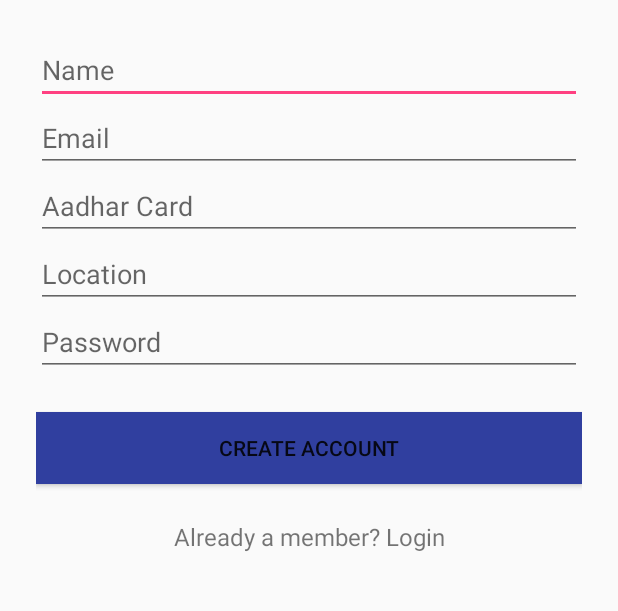
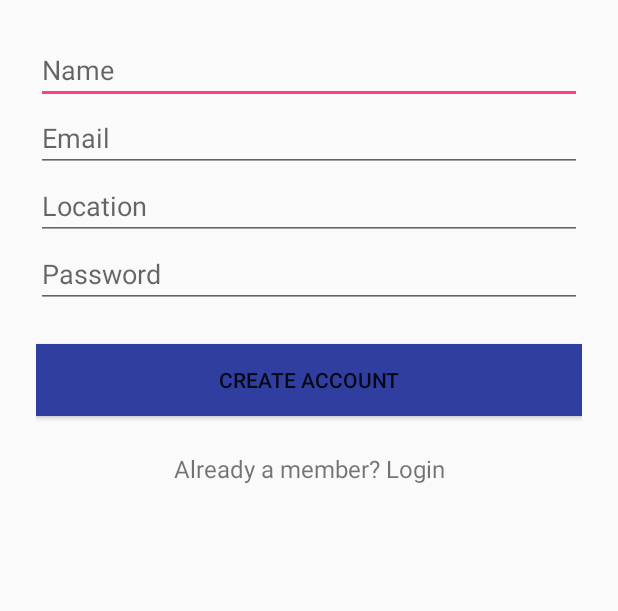
Before and after one commit to Mumbai2017/team-12, an Android app: the DonorActivity screen opened directly, with no data from a screen before it, on a phone screen of 412 x 824 dp, the part 276-887 px from its top. Run offline under Robolectric (Android 15) with nearby library versions, the phone set to English and light mode, and no system bars.

Commit message:
donor updated

```diff
--- a/MakeAWish/app/src/main/res/layout/activity_donor.xml
+++ b/MakeAWish/app/src/main/res/layout/activity_donor.xml
@@ -39,12 +39,12 @@
             />
 
 
-        <EditText android:id="@+id/input_aadhar"
+    <!--    <EditText android:id="@+id/input_aadhar"
             android:layout_width="match_parent"
             android:layout_height="wrap_content"
             android:inputType="textEmailAddress"
             android:hint="Aadhar Card"
-            />
+            />-->
 
         <EditText android:id="@+id/input_city"
             android:layout_width="match_parent"
```
